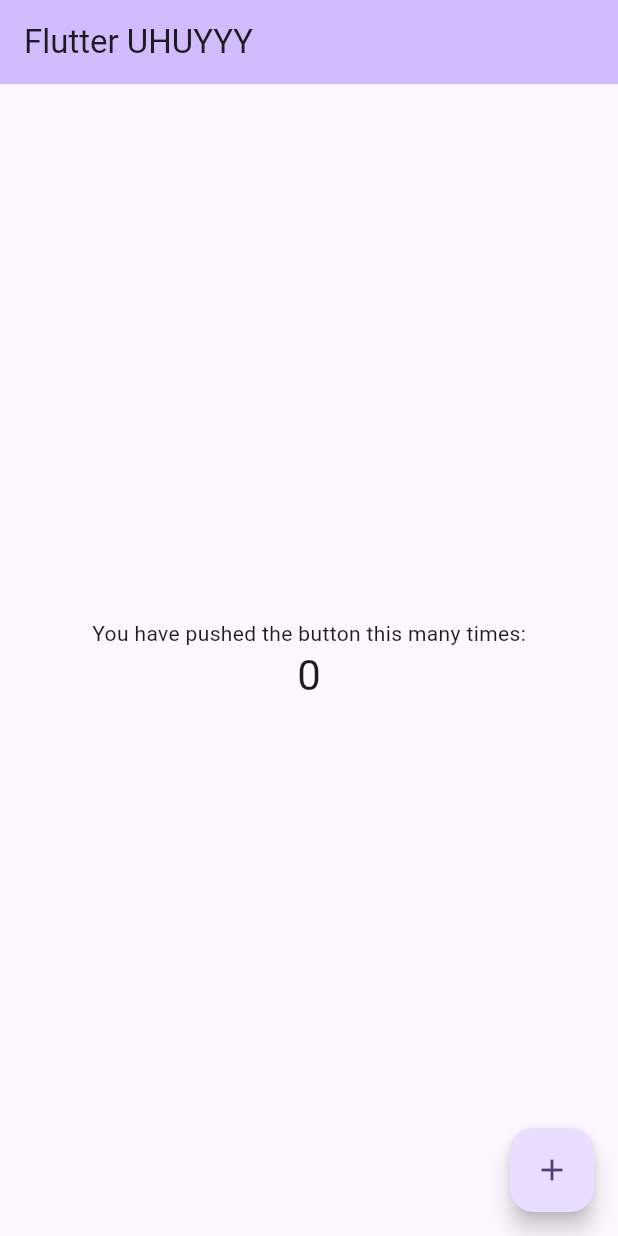
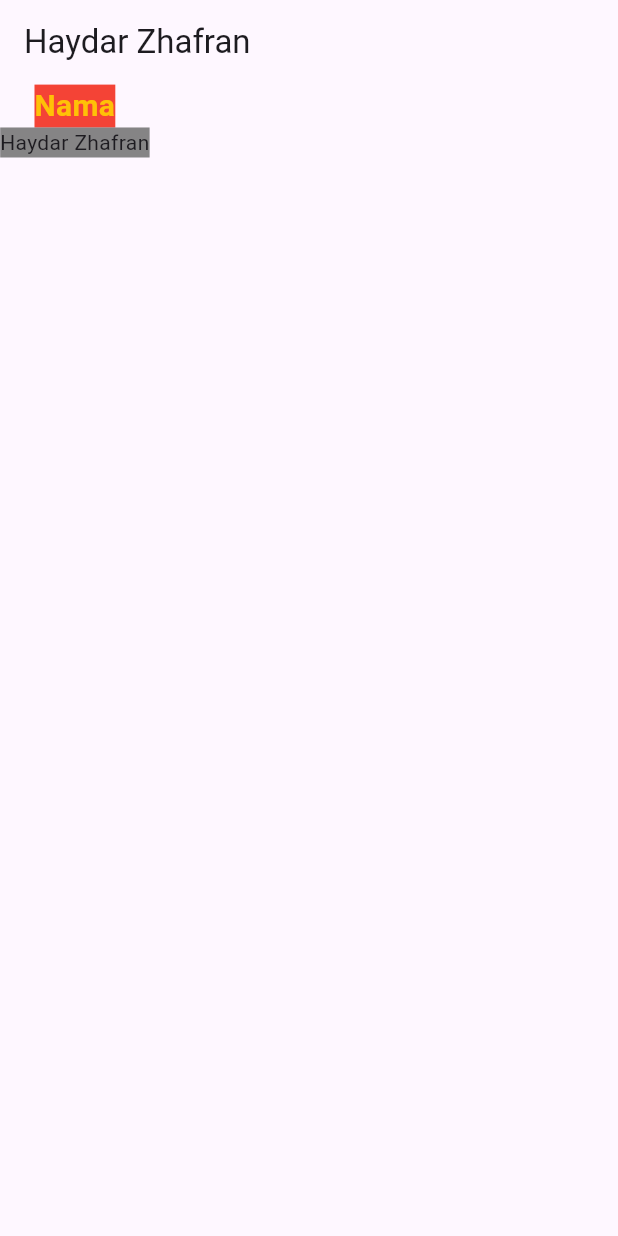
Before and after one commit to Zhafrnn/flutter_profile_card, a Flutter app: the screen it shows after launch, on a phone screen of 412 x 824 dp. Run offline on Flutter 3.47's test engine with Material 3 defaults, Android fonts, the phone set to English and light mode, and no system bars; Roboto replaces fonts that are missing (poppins).

Commit message:
Belajar widget Text

```diff
--- a/lib/main.dart
+++ b/lib/main.dart
@@ -1,123 +1,6 @@
 import 'package:flutter/material.dart';
+import 'package:flutter_application_1/profile.dart';
 
 void main() {
-  runApp(const MyApp());
+  runApp(const Profilecard());
 }
-
-class MyApp extends StatelessWidget {
-  const MyApp({super.key});
-
-  // This widget is the root of your application.
-  @override
-  Widget build(BuildContext context) {
-    return MaterialApp(
-      title: 'Flutter Demo',
-      theme: ThemeData(
-        // This is the theme of your application.
-        //
-        // TRY THIS: Try running your application with "flutter run". You'll see
-        // the application has a purple toolbar. Then, without quitting the app,
-        // try changing the seedColor in the colorScheme below to Colors.green
-        // and then invoke "hot reload" (save your changes or press the "hot
-        // reload" button in a Flutter-supported IDE, or press "r" if you used
-        // the command line to start the app).
-        //
-        // Notice that the counter didn't reset back to zero; the application
-        // state is not lost during the reload. To reset the state, use hot
-        // restart instead.
-        //
-        // This works for code too, not just values: Most code changes can be
-        // tested with just a hot reload.
-        colorScheme: ColorScheme.fromSeed(seedColor: Colors.deepPurple),
-      ),
-      home: const MyHomePage(title: 'Flutter UHUYYY'),
-      debugShowCheckedModeBanner: false,
-    );
-  }
-}
-
-class MyHomePage extends StatefulWidget {
-  const MyHomePage({super.key, required this.title});
-
-  // This widget is the home page of your application. It is stateful, meaning
-  // that it has a State object (defined below) that contains fields that affect
-  // how it looks.
-
-  // This class is the configuration for the state. It holds the values (in this
-  // case the title) provided by the parent (in this case the App widget) and
-  // used by the build method of the State. Fields in a Widget subclass are
-  // always marked "final".
-
-  final String title;
-
-  @override
-  State<MyHomePage> createState() => _MyHomePageState();
-}
-
-class _MyHomePageState extends State<MyHomePage> {
-  int _counter = 0;
-
-  void _incrementCounter() {
-    setState(() {
-      // This call to setState tells the Flutter framework that something has
-      // changed in this State, which causes it to rerun the build method below
-      // so that the display can reflect the updated values. If we changed
-      // _counter without calling setState(), then the build method would not be
-      // called again, and so nothing would appear to happen.
-      _counter++;
-    });
-  }
-
-  @override
-  Widget build(BuildContext context) {
-    // This method is rerun every time setState is called, for instance as done
-    // by the _incrementCounter method above.
-    //
-    // The Flutter framework has been optimized to make rerunning build methods
-    // fast, so that you can just rebuild anything that needs updating rather
-    // than having to individually change instances of widgets.
-    return Scaffold(
-      appBar: AppBar(
-        // TRY THIS: Try changing the color here to a specific color (to
-        // Colors.amber, perhaps?) and trigger a hot reload to see the AppBar
-        // change color while the other colors stay the same.
-        backgroundColor: Theme.of(context).colorScheme.inversePrimary,
-        // Here we take the value from the MyHomePage object that was created by
-        // the App.build method, and use it to set our appbar title.
-        title: Text(widget.title),
-      ),
-      body: Center(
-        // Center is a layout widget. It takes a single child and positions it
-        // in the middle of the parent.
-        child: Column(
-          // Column is also a layout widget. It takes a list of children and
-          // arranges them vertically. By default, it sizes itself to fit its
-          // children horizontally, and tries to be as tall as its parent.
-          //
-          // Column has various properties to control how it sizes itself and
-          // how it positions its children. Here we use mainAxisAlignment to
-          // center the children vertically; the main axis here is the vertical
-          // axis because Columns are vertical (the cross axis would be
-          // horizontal).
-          //
-          // TRY THIS: Invoke "debug painting" (choose the "Toggle Debug Paint"
-          // action in the IDE, or press "p" in the console), to see the
-          // wireframe for each widget.
-          mainAxisAlignment: MainAxisAlignment.center,
-          children: <Widget>[
-            const Text('You have pushed the button this many times:'),
-            Text(
-              '$_counter',
-              style: Theme.of(context).textTheme.headlineMedium,
-            ),
-          ],
-        ),
-      ),
-      floatingActionButton: FloatingActionButton(
-        onPressed: _incrementCounter,
-        tooltip: 'Increment',
-        child: const Icon(Icons.add),
-      ), // This trailing comma makes auto-formatting nicer for build methods.
-    );
-  }
-}
--- /dev/null
+++ b/lib/profile.dart
@@ -0,0 +1,48 @@
+import 'package:flutter/material.dart';
+
+class Profilecard extends StatelessWidget {
+  const Profilecard({super.key});
+
+  @override
+  Widget build(BuildContext context) {
+    return MaterialApp(
+      home: Scaffold(
+        appBar: AppBar(
+          title: Text('Haydar Zhafran'),
+        ),
+        /**
+         * Row  & column bisa memiliki banyak widget
+         * Row itu kesamping
+         * Column itu kebawah
+         */
+        body:Column(
+          children: <Widget>[
+            Container(
+              child:Text(
+              'Nama',
+                style: TextStyle(
+                color: Colors.amber,
+                fontSize: 20.0,
+                fontWeight: FontWeight.bold,
+                backgroundColor: Colors.red,
+                fontFamily: 'poppins',// Harus ada font-nya
+                ),
+              ),
+            ),
+            Text(
+              'Haydar Zhafran',
+            style: TextStyle(
+              backgroundColor: Color.fromARGB(
+                200,
+                100,
+                100,
+                100)
+            ),
+            ),
+          ],
+        ),
+      ),
+      debugShowCheckedModeBanner: false,
+    );
+  }
+}
```
